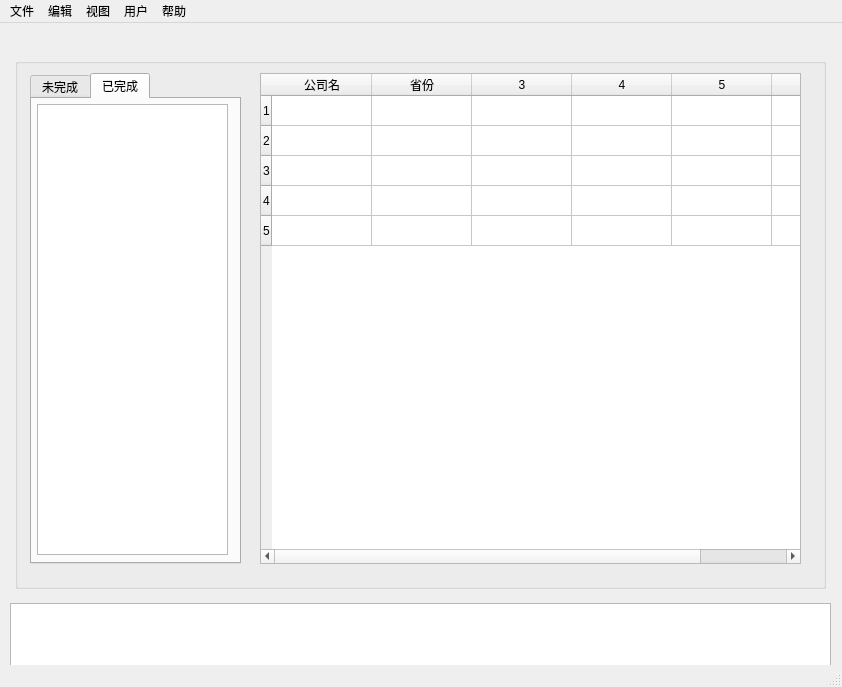
Qt form web_crawler/gui/mainwindow.ui (labinxu/code) before a commit.
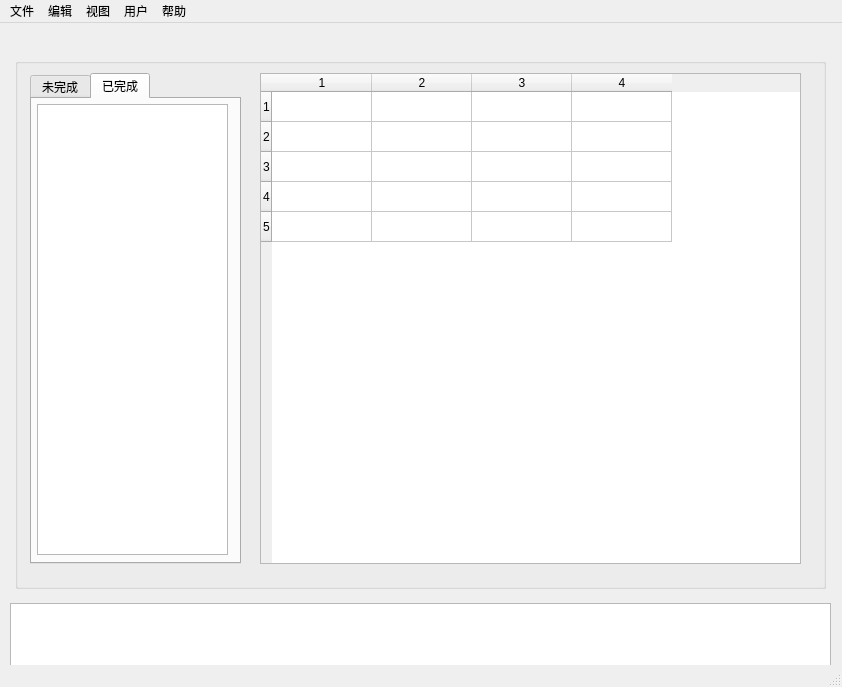
The same form after that commit.

Patch:
```diff
--- a/web_crawler/gui/mainwindow.ui
+++ b/web_crawler/gui/mainwindow.ui
@@ -96,7 +96,7 @@
             <number>5</number>
            </property>
            <property name="columnCount">
-            <number>6</number>
+            <number>4</number>
            </property>
            <row>
             <property name="text">
@@ -107,16 +107,6 @@
            <row/>
            <row/>
            <row/>
-           <column>
-            <property name="text">
-             <string>公司名</string>
-            </property>
-           </column>
-           <column>
-            <property name="text">
-             <string>省份</string>
-            </property>
-           </column>
            <column/>
            <column/>
            <column/>
```
Left out of the diff: 19 changed lines with no effect on the pictures.
